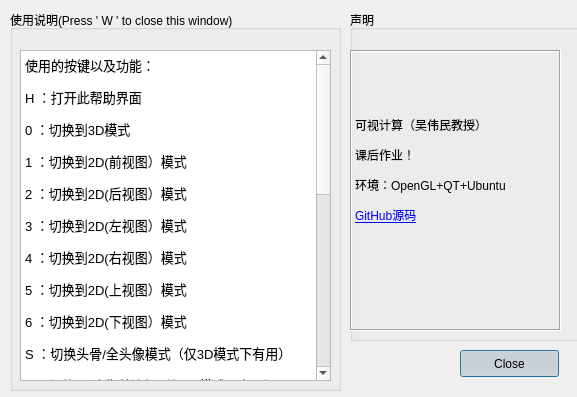
Above: widget.ui from bbxytl/Head3D_Qt_OpenGL before the change. Below: the same form after it.
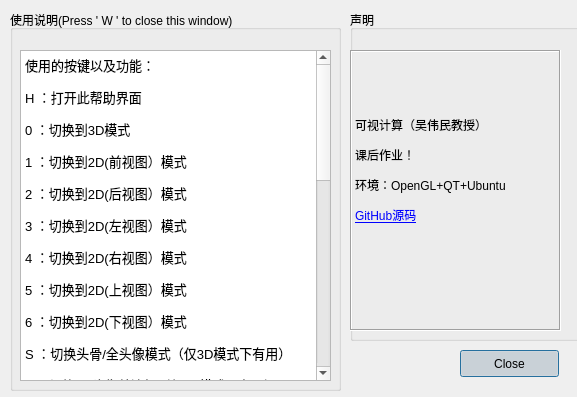
That is the form after the change.

```diff
--- a/widget.ui
+++ b/widget.ui
@@ -53,31 +53,34 @@
      <string>&lt;!DOCTYPE HTML PUBLIC &quot;-//W3C//DTD HTML 4.0//EN&quot; &quot;http://www.w3.org/TR/REC-html40/strict.dtd&quot;&gt;
 &lt;html&gt;&lt;head&gt;&lt;meta name=&quot;qrichtext&quot; content=&quot;1&quot; /&gt;&lt;style type=&quot;text/css&quot;&gt;
 p, li { white-space: pre-wrap; }
-&lt;/style&gt;&lt;/head&gt;&lt;body style=&quot; font-family:'Ubuntu'; font-size:11pt; font-weight:400; font-style:normal;&quot;&gt;
-&lt;p style=&quot; margin-top:0px; margin-bottom:0px; margin-left:0px; margin-right:0px; -qt-block-indent:0; text-indent:0px;&quot;&gt;&lt;span style=&quot; font-family:'SimSun'; font-size:10pt;&quot;&gt;使用的按键以及功能：&lt;/span&gt;&lt;/p&gt;
-&lt;p style=&quot; margin-top:12px; margin-bottom:12px; margin-left:0px; margin-right:0px; -qt-block-indent:0; text-indent:0px;&quot;&gt;&lt;span style=&quot; font-family:'SimSun'; font-size:10pt;&quot;&gt;H ：打开此帮助界面 &lt;/span&gt;&lt;/p&gt;
-&lt;p style=&quot; margin-top:12px; margin-bottom:12px; margin-left:0px; margin-right:0px; -qt-block-indent:0; text-indent:0px;&quot;&gt;&lt;span style=&quot; font-family:'SimSun'; font-size:10pt;&quot;&gt;0 ：切换到3D模式 &lt;/span&gt;&lt;/p&gt;
-&lt;p style=&quot; margin-top:12px; margin-bottom:12px; margin-left:0px; margin-right:0px; -qt-block-indent:0; text-indent:0px;&quot;&gt;&lt;span style=&quot; font-family:'SimSun'; font-size:10pt;&quot;&gt;1 ：切换到2D(前视图）模式 &lt;/span&gt;&lt;/p&gt;
-&lt;p style=&quot; margin-top:12px; margin-bottom:12px; margin-left:0px; margin-right:0px; -qt-block-indent:0; text-indent:0px;&quot;&gt;&lt;span style=&quot; font-family:'SimSun'; font-size:10pt;&quot;&gt;2 ：切换到2D(后视图）模式 &lt;/span&gt;&lt;/p&gt;
-&lt;p style=&quot; margin-top:12px; margin-bottom:12px; margin-left:0px; margin-right:0px; -qt-block-indent:0; text-indent:0px;&quot;&gt;&lt;span style=&quot; font-family:'SimSun'; font-size:10pt;&quot;&gt;3 ：切换到2D(左视图）模式 &lt;/span&gt;&lt;/p&gt;
-&lt;p style=&quot; margin-top:12px; margin-bottom:12px; margin-left:0px; margin-right:0px; -qt-block-indent:0; text-indent:0px;&quot;&gt;&lt;span style=&quot; font-family:'SimSun'; font-size:10pt;&quot;&gt;4 ：切换到2D(右视图）模式 &lt;/span&gt;&lt;/p&gt;
-&lt;p style=&quot; margin-top:12px; margin-bottom:12px; margin-left:0px; margin-right:0px; -qt-block-indent:0; text-indent:0px;&quot;&gt;&lt;span style=&quot; font-family:'SimSun'; font-size:10pt;&quot;&gt;5 ：切换到2D(上视图）模式 &lt;/span&gt;&lt;/p&gt;
-&lt;p style=&quot; margin-top:12px; margin-bottom:12px; margin-left:0px; margin-right:0px; -qt-block-indent:0; text-indent:0px;&quot;&gt;&lt;span style=&quot; font-family:'SimSun'; font-size:10pt;&quot;&gt;6 ：切换到2D(下视图）模式&lt;/span&gt;&lt;/p&gt;
-&lt;p style=&quot; margin-top:12px; margin-bottom:12px; margin-left:0px; margin-right:0px; -qt-block-indent:0; text-indent:0px;&quot;&gt;&lt;span style=&quot; font-family:'SimSun'; font-size:10pt;&quot;&gt;S ：切换头骨/全头像模式（仅3D模式下有用）&lt;/span&gt;&lt;/p&gt;
-&lt;p style=&quot; margin-top:12px; margin-bottom:12px; margin-left:0px; margin-right:0px; -qt-block-indent:0; text-indent:0px;&quot;&gt;&lt;span style=&quot; font-family:'SimSun'; font-size:10pt;&quot;&gt;F ：切换3D头像外边框（仅3D模式下有用）&lt;/span&gt;&lt;/p&gt;
-&lt;p style=&quot; margin-top:12px; margin-bottom:12px; margin-left:0px; margin-right:0px; -qt-block-indent:0; text-indent:0px;&quot;&gt;&lt;span style=&quot; font-family:'SimSun'; font-size:10pt;&quot;&gt;I ：沿X轴旋转头像+（仅3D模式下有用）&lt;/span&gt;&lt;/p&gt;
-&lt;p style=&quot; margin-top:12px; margin-bottom:12px; margin-left:0px; margin-right:0px; -qt-block-indent:0; text-indent:0px;&quot;&gt;&lt;span style=&quot; font-family:'SimSun'; font-size:10pt;&quot;&gt;K ：沿X轴旋转头像-（仅3D模式下有用）&lt;/span&gt;&lt;/p&gt;
-&lt;p style=&quot; margin-top:12px; margin-bottom:12px; margin-left:0px; margin-right:0px; -qt-block-indent:0; text-indent:0px;&quot;&gt;&lt;span style=&quot; font-family:'SimSun'; font-size:10pt;&quot;&gt;L ：沿Y轴旋转头像+（仅3D模式下有用）&lt;/span&gt;&lt;/p&gt;
-&lt;p style=&quot; margin-top:12px; margin-bottom:12px; margin-left:0px; margin-right:0px; -qt-block-indent:0; text-indent:0px;&quot;&gt;&lt;span style=&quot; font-family:'SimSun'; font-size:10pt;&quot;&gt;J ：沿Y轴旋转头像-（仅3D模式下有用）&lt;/span&gt;&lt;/p&gt;
-&lt;p style=&quot; margin-top:12px; margin-bottom:12px; margin-left:0px; margin-right:0px; -qt-block-indent:0; text-indent:0px;&quot;&gt;&lt;span style=&quot; font-family:'SimSun'; font-size:10pt;&quot;&gt;M ：沿Z轴旋转头像+（仅3D模式下有用）&lt;/span&gt;&lt;/p&gt;
-&lt;p style=&quot; margin-top:12px; margin-bottom:12px; margin-left:0px; margin-right:0px; -qt-block-indent:0; text-indent:0px;&quot;&gt;&lt;span style=&quot; font-family:'SimSun'; font-size:10pt;&quot;&gt;N ：沿Z轴旋转头像-（仅3D模式下有用）&lt;/span&gt;&lt;/p&gt;
-&lt;p style=&quot; margin-top:12px; margin-bottom:12px; margin-left:0px; margin-right:0px; -qt-block-indent:0; text-indent:0px;&quot;&gt;&lt;span style=&quot; font-family:'SimSun'; font-size:10pt;&quot;&gt;C ：切换到当前模式的默认情况&lt;/span&gt;&lt;/p&gt;
-&lt;p style=&quot; margin-top:12px; margin-bottom:12px; margin-left:0px; margin-right:0px; -qt-block-indent:0; text-indent:0px;&quot;&gt;&lt;span style=&quot; font-family:'SimSun'; font-size:10pt;&quot;&gt;Up ：拉近视图-放大&lt;/span&gt;&lt;/p&gt;
-&lt;p style=&quot; margin-top:12px; margin-bottom:12px; margin-left:0px; margin-right:0px; -qt-block-indent:0; text-indent:0px;&quot;&gt;&lt;span style=&quot; font-family:'SimSun'; font-size:10pt;&quot;&gt;Down：拉远视图-缩小&lt;/span&gt;&lt;/p&gt;
-&lt;p style=&quot; margin-top:12px; margin-bottom:12px; margin-left:0px; margin-right:0px; -qt-block-indent:0; text-indent:0px;&quot;&gt;&lt;span style=&quot; font-family:'SimSun'; font-size:10pt;&quot;&gt;Left：2D(增加切片编号)（仅2D模式下有效）&lt;/span&gt;&lt;/p&gt;
-&lt;p style=&quot; margin-top:12px; margin-bottom:12px; margin-left:0px; margin-right:0px; -qt-block-indent:0; text-indent:0px;&quot;&gt;&lt;span style=&quot; font-family:'SimSun'; font-size:10pt;&quot;&gt;Right：2D(减小切片编号)（仅2D模式下有效）&lt;/span&gt;&lt;/p&gt;
-&lt;p style=&quot; margin-top:12px; margin-bottom:12px; margin-left:0px; margin-right:0px; -qt-block-indent:0; text-indent:0px;&quot;&gt;&lt;span style=&quot; font-family:'SimSun'; font-size:10pt;&quot;&gt;A ：切换全屏/非全屏模式&lt;/span&gt;&lt;/p&gt;
-&lt;p style=&quot; margin-top:12px; margin-bottom:12px; margin-left:0px; margin-right:0px; -qt-block-indent:0; text-indent:0px;&quot;&gt;&lt;span style=&quot; font-family:'SimSun'; font-size:10pt;&quot;&gt;Q ：退出&lt;/span&gt;&lt;/p&gt;&lt;/body&gt;&lt;/html&gt;</string>
+&lt;/style&gt;&lt;/head&gt;&lt;body style=&quot; font-family:'SimSun'; font-size:9pt; font-weight:400; font-style:normal;&quot;&gt;
+&lt;p style=&quot; margin-top:0px; margin-bottom:0px; margin-left:0px; margin-right:0px; -qt-block-indent:0; text-indent:0px;&quot;&gt;&lt;span style=&quot; font-size:10pt;&quot;&gt;使用的按键以及功能：&lt;/span&gt;&lt;/p&gt;
+&lt;p style=&quot; margin-top:12px; margin-bottom:12px; margin-left:0px; margin-right:0px; -qt-block-indent:0; text-indent:0px;&quot;&gt;&lt;span style=&quot; font-size:10pt;&quot;&gt;H ：打开此帮助界面 &lt;/span&gt;&lt;/p&gt;
+&lt;p style=&quot; margin-top:12px; margin-bottom:12px; margin-left:0px; margin-right:0px; -qt-block-indent:0; text-indent:0px;&quot;&gt;&lt;span style=&quot; font-size:10pt;&quot;&gt;0 ：切换到3D模式 &lt;/span&gt;&lt;/p&gt;
+&lt;p style=&quot; margin-top:12px; margin-bottom:12px; margin-left:0px; margin-right:0px; -qt-block-indent:0; text-indent:0px;&quot;&gt;&lt;span style=&quot; font-size:10pt;&quot;&gt;1 ：切换到2D(前视图）模式 &lt;/span&gt;&lt;/p&gt;
+&lt;p style=&quot; margin-top:12px; margin-bottom:12px; margin-left:0px; margin-right:0px; -qt-block-indent:0; text-indent:0px;&quot;&gt;&lt;span style=&quot; font-size:10pt;&quot;&gt;2 ：切换到2D(后视图）模式 &lt;/span&gt;&lt;/p&gt;
+&lt;p style=&quot; margin-top:12px; margin-bottom:12px; margin-left:0px; margin-right:0px; -qt-block-indent:0; text-indent:0px;&quot;&gt;&lt;span style=&quot; font-size:10pt;&quot;&gt;3 ：切换到2D(左视图）模式 &lt;/span&gt;&lt;/p&gt;
+&lt;p style=&quot; margin-top:12px; margin-bottom:12px; margin-left:0px; margin-right:0px; -qt-block-indent:0; text-indent:0px;&quot;&gt;&lt;span style=&quot; font-size:10pt;&quot;&gt;4 ：切换到2D(右视图）模式 &lt;/span&gt;&lt;/p&gt;
+&lt;p style=&quot; margin-top:12px; margin-bottom:12px; margin-left:0px; margin-right:0px; -qt-block-indent:0; text-indent:0px;&quot;&gt;&lt;span style=&quot; font-size:10pt;&quot;&gt;5 ：切换到2D(上视图）模式 &lt;/span&gt;&lt;/p&gt;
+&lt;p style=&quot; margin-top:12px; margin-bottom:12px; margin-left:0px; margin-right:0px; -qt-block-indent:0; text-indent:0px;&quot;&gt;&lt;span style=&quot; font-size:10pt;&quot;&gt;6 ：切换到2D(下视图）模式&lt;/span&gt;&lt;/p&gt;
+&lt;p style=&quot; margin-top:12px; margin-bottom:12px; margin-left:0px; margin-right:0px; -qt-block-indent:0; text-indent:0px;&quot;&gt;&lt;span style=&quot; font-size:10pt;&quot;&gt;S ：切换头骨/全头像模式（仅3D模式下有用）&lt;/span&gt;&lt;/p&gt;
+&lt;p style=&quot; margin-top:12px; margin-bottom:12px; margin-left:0px; margin-right:0px; -qt-block-indent:0; text-indent:0px;&quot;&gt;&lt;span style=&quot; font-size:10pt;&quot;&gt;F ：切换3D头像外边框（仅3D模式下有用）&lt;/span&gt;&lt;/p&gt;
+&lt;p style=&quot; margin-top:12px; margin-bottom:12px; margin-left:0px; margin-right:0px; -qt-block-indent:0; text-indent:0px;&quot;&gt;&lt;span style=&quot; font-size:10pt;&quot;&gt;G ：选择切片(2D)或3D下的角度&lt;/span&gt;&lt;/p&gt;
+&lt;p style=&quot; margin-top:12px; margin-bottom:12px; margin-left:0px; margin-right:0px; -qt-block-indent:0; text-indent:0px;&quot;&gt;&lt;span style=&quot; font-size:10pt;&quot;&gt;I ：沿X轴旋转头像+（仅3D模式下有用）&lt;/span&gt;&lt;/p&gt;
+&lt;p style=&quot; margin-top:12px; margin-bottom:12px; margin-left:0px; margin-right:0px; -qt-block-indent:0; text-indent:0px;&quot;&gt;&lt;span style=&quot; font-size:10pt;&quot;&gt;K ：沿X轴旋转头像-（仅3D模式下有用）&lt;/span&gt;&lt;/p&gt;
+&lt;p style=&quot; margin-top:12px; margin-bottom:12px; margin-left:0px; margin-right:0px; -qt-block-indent:0; text-indent:0px;&quot;&gt;&lt;span style=&quot; font-size:10pt;&quot;&gt;L ：沿Y轴旋转头像+（仅3D模式下有用）&lt;/span&gt;&lt;/p&gt;
+&lt;p style=&quot; margin-top:12px; margin-bottom:12px; margin-left:0px; margin-right:0px; -qt-block-indent:0; text-indent:0px;&quot;&gt;&lt;span style=&quot; font-size:10pt;&quot;&gt;J ：沿Y轴旋转头像-（仅3D模式下有用）&lt;/span&gt;&lt;/p&gt;
+&lt;p style=&quot; margin-top:12px; margin-bottom:12px; margin-left:0px; margin-right:0px; -qt-block-indent:0; text-indent:0px;&quot;&gt;&lt;span style=&quot; font-size:10pt;&quot;&gt;M ：沿Z轴旋转头像+（仅3D模式下有用）&lt;/span&gt;&lt;/p&gt;
+&lt;p style=&quot; margin-top:12px; margin-bottom:12px; margin-left:0px; margin-right:0px; -qt-block-indent:0; text-indent:0px;&quot;&gt;&lt;span style=&quot; font-size:10pt;&quot;&gt;N ：沿Z轴旋转头像-（仅3D模式下有用）&lt;/span&gt;&lt;/p&gt;
+&lt;p style=&quot; margin-top:12px; margin-bottom:12px; margin-left:0px; margin-right:0px; -qt-block-indent:0; text-indent:0px;&quot;&gt;&lt;span style=&quot; font-size:10pt;&quot;&gt;C ：切换到当前模式的默认情况&lt;/span&gt;&lt;/p&gt;
+&lt;p style=&quot; margin-top:12px; margin-bottom:12px; margin-left:0px; margin-right:0px; -qt-block-indent:0; text-indent:0px;&quot;&gt;&lt;span style=&quot; font-size:10pt;&quot;&gt;Up ：拉近视图-放大&lt;/span&gt;&lt;/p&gt;
+&lt;p style=&quot; margin-top:12px; margin-bottom:12px; margin-left:0px; margin-right:0px; -qt-block-indent:0; text-indent:0px;&quot;&gt;&lt;span style=&quot; font-size:10pt;&quot;&gt;Down：拉远视图-缩小&lt;/span&gt;&lt;/p&gt;
+&lt;p style=&quot; margin-top:12px; margin-bottom:12px; margin-left:0px; margin-right:0px; -qt-block-indent:0; text-indent:0px;&quot;&gt;&lt;span style=&quot; font-size:10pt;&quot;&gt;Left：2D(增加切片编号)（仅2D模式下有效）&lt;/span&gt;&lt;/p&gt;
+&lt;p style=&quot; margin-top:12px; margin-bottom:12px; margin-left:0px; margin-right:0px; -qt-block-indent:0; text-indent:0px;&quot;&gt;&lt;span style=&quot; font-size:10pt;&quot;&gt;Right：2D(减小切片编号)（仅2D模式下有效）&lt;/span&gt;&lt;/p&gt;
+&lt;p style=&quot; margin-top:12px; margin-bottom:12px; margin-left:0px; margin-right:0px; -qt-block-indent:0; text-indent:0px;&quot;&gt;&lt;span style=&quot; font-size:10pt;&quot;&gt;A ：切换全屏/非全屏模式&lt;/span&gt;&lt;/p&gt;
+&lt;p style=&quot; margin-top:12px; margin-bottom:12px; margin-left:0px; margin-right:0px; -qt-block-indent:0; text-indent:0px;&quot;&gt;&lt;span style=&quot; font-size:10pt;&quot;&gt;Q ：退出&lt;/span&gt;&lt;/p&gt;
+&lt;p style=&quot; margin-top:12px; margin-bottom:12px; margin-left:0px; margin-right:0px; -qt-block-indent:0; text-indent:0px;&quot;&gt;&lt;span style=&quot; font-size:10pt;&quot;&gt;左键单击：相当于按键 G&lt;/span&gt;&lt;/p&gt;
+&lt;p style=&quot; margin-top:12px; margin-bottom:12px; margin-left:0px; margin-right:0px; -qt-block-indent:0; text-indent:0px;&quot;&gt;&lt;span style=&quot; font-size:10pt;&quot;&gt;右键单击：相当于按键 H&lt;/span&gt;&lt;/p&gt;&lt;/body&gt;&lt;/html&gt;</string>
     </property>
    </widget>
   </widget>
```
